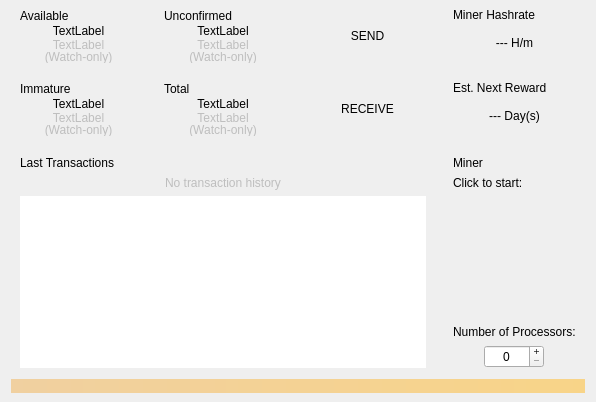
Old version of the form src/qt/forms/overviewpage.ui in the repository VeriConomy/vericoin.
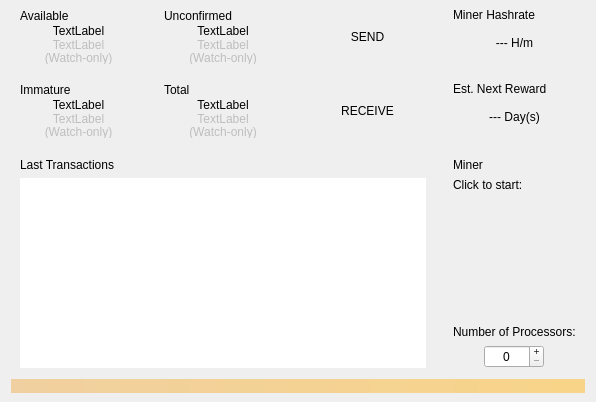
New version of the form. Icons and pictures are not drawn.

Commit message: Fix No Tx History + unit

What changed in the file:
```diff
--- a/src/qt/forms/overviewpage.ui
+++ b/src/qt/forms/overviewpage.ui
@@ -937,25 +937,6 @@
           </property>
          </widget>
         </item>
-        <item>
-         <widget class="QLabel" name="lastTransactionsEmpty">
-          <property name="enabled">
-           <bool>false</bool>
-          </property>
-          <property name="sizePolicy">
-           <sizepolicy hsizetype="Expanding" vsizetype="Expanding">
-            <horstretch>0</horstretch>
-            <verstretch>0</verstretch>
-           </sizepolicy>
-          </property>
-          <property name="text">
-           <string>No transaction history</string>
-          </property>
-          <property name="alignment">
-           <set>Qt::AlignCenter</set>
-          </property>
-         </widget>
-        </item>
         <item>
          <widget class="QListView" name="lastTransactionsContent">
           <property name="frameShape">
```
The commit also changes 2 other files.
